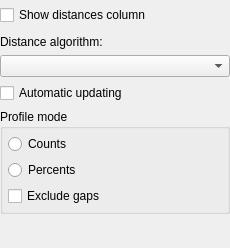
First picture: the form in src/corelibs/U2View/src/ov_msa/ui/MSADistancesColumnSettingsWidget.ui, repository violethaze74/ugene, before the edit.
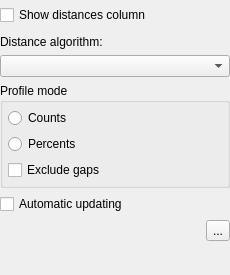
Second picture: the form after the edit. Icons and pictures are not drawn.

```diff
--- a/src/corelibs/U2View/src/ov_msa/ui/MSADistancesColumnSettingsWidget.ui
+++ b/src/corelibs/U2View/src/ov_msa/ui/MSADistancesColumnSettingsWidget.ui
@@ -10,7 +10,7 @@
     <x>0</x>
     <y>0</y>
     <width>230</width>
-    <height>230</height>
+    <height>251</height>
    </rect>
   </property>
   <property name="sizePolicy">
@@ -88,13 +88,6 @@
          <item>
           <widget class="QComboBox" name="algoComboBox"/>
          </item>
-         <item>
-          <widget class="QCheckBox" name="autoUpdateCheck">
-           <property name="text">
-            <string>Automatic updating</string>
-           </property>
-          </widget>
-         </item>
          <item>
           <widget class="QGroupBox" name="profileGrope">
            <property name="title">
@@ -128,10 +121,48 @@
            </layout>
           </widget>
          </item>
+         <item>
+          <widget class="QCheckBox" name="autoUpdateCheck">
+           <property name="text">
+            <string>Automatic updating</string>
+           </property>
+          </widget>
+         </item>
+         <item>
+          <layout class="QHBoxLayout" name="horizontalLayout">
+           <item>
+            <widget class="QLabel" name="dataState">
+             <property name="sizePolicy">
+              <sizepolicy hsizetype="MinimumExpanding" vsizetype="Preferred">
+               <horstretch>0</horstretch>
+               <verstretch>0</verstretch>
+              </sizepolicy>
+             </property>
+             <property name="text">
+              <string>&lt;dataState&gt;</string>
+             </property>
+            </widget>
+           </item>
+           <item>
+            <widget class="QToolButton" name="updateButton">
+             <property name="toolTip">
+              <string>Refresh distances</string>
+             </property>
+             <property name="text">
+              <string>...</string>
+             </property>
+             <property name="icon">
+              <iconset resource="../../../../U2Gui/U2Gui.qrc">
+               <normaloff>:/core/images/refresh.png</normaloff>:/core/images/refresh.png</iconset>
+             </property>
+            </widget>
+           </item>
+          </layout>
+         </item>
          <item>
           <widget class="QLabel" name="refSeqWarning">
            <property name="text">
-            <string>&lt;empty&gt;</string>
+            <string>&lt;hint&gt;</string>
            </property>
           </widget>
          </item>
```
Left out of the diff: 4 changed lines with no effect on the pictures.
